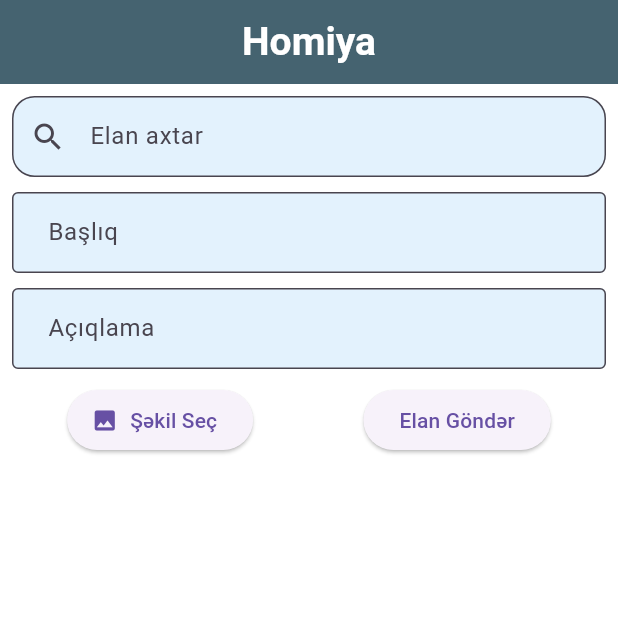
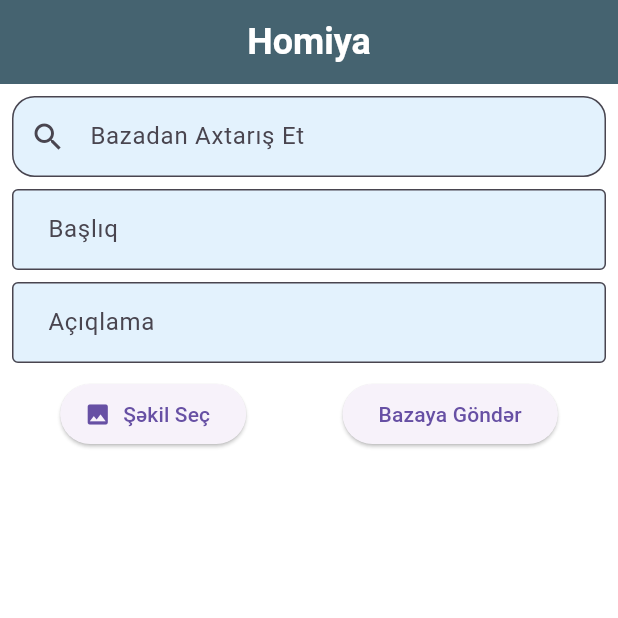
Before and after one commit to rootdepo989/homiya_app, a Flutter app: the screen it shows after launch, on a phone screen of 412 x 824 dp, the top half of it. Run offline on Flutter 3.47's test engine with Material 3 defaults, Android fonts, the light colour scheme and no system bars; our stand-ins replace flutter_spinkit, image_picker, share_plus, sqflite; accounts and stored records are empty.

Commit message:
some changes

```diff
--- a/lib/main.dart
+++ b/lib/main.dart
@@ -19,7 +19,7 @@ class MyApp extends StatelessWidget {
   @override
   Widget build(BuildContext context) {
     return MaterialApp(
-      title: 'Elan Yükləmə',
+      title: 'Elan Bazası',
       theme: ThemeData.light().copyWith(
         // Açıq tema istifadə edin
         scaffoldBackgroundColor: Colors.white, // Ağ fon
@@ -226,7 +226,7 @@ class _HomePageState extends State<HomePage> {
           children: [
             Text(
               'Homiya',
-              style: TextStyle(fontSize: 26, fontWeight: FontWeight.bold),
+              style: TextStyle(fontSize: 24, fontWeight: FontWeight.bold),
             ),
           ],
         ),
@@ -267,11 +267,11 @@ class _HomePageState extends State<HomePage> {
                       controller: _searchController,
                       onChanged: (value) => _filterAds(),
                       decoration: InputDecoration(
-                        labelText: 'Elan axtar',
+                        labelText: 'Bazadan Axtarış Et',
                         prefixIcon: Icon(Icons.search),
                       ),
                     ),
-                    SizedBox(height: 10),
+                    SizedBox(height: 8),
                     TextField(
                       controller: _titleController,
                       decoration: InputDecoration(
@@ -289,7 +289,7 @@ class _HomePageState extends State<HomePage> {
                       },
                     ),
 
-                    SizedBox(height: 10),
+                    SizedBox(height: 8),
 
                     TextField(
                       controller: _descriptionController,
@@ -374,7 +374,7 @@ class _HomePageState extends State<HomePage> {
                         ),
                         ElevatedButton(
                           onPressed: _submitAd,
-                          child: Text('Elan Göndər'),
+                          child: Text('Bazaya Göndər'),
                         ),
                       ],
                     ),
```
